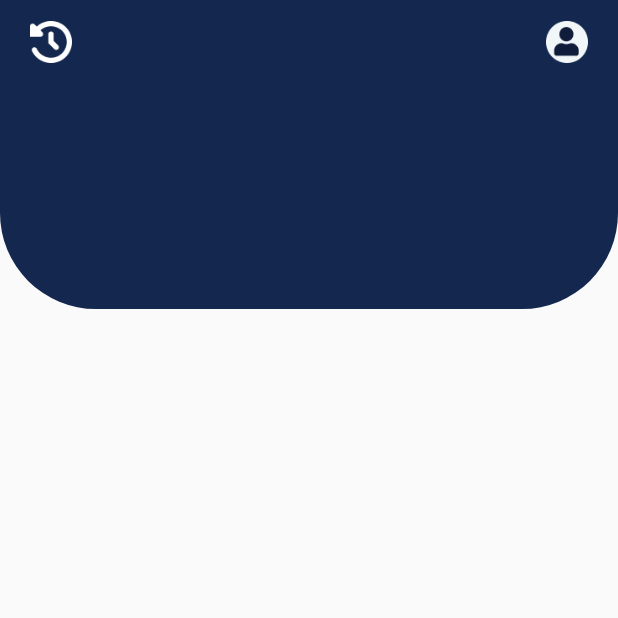
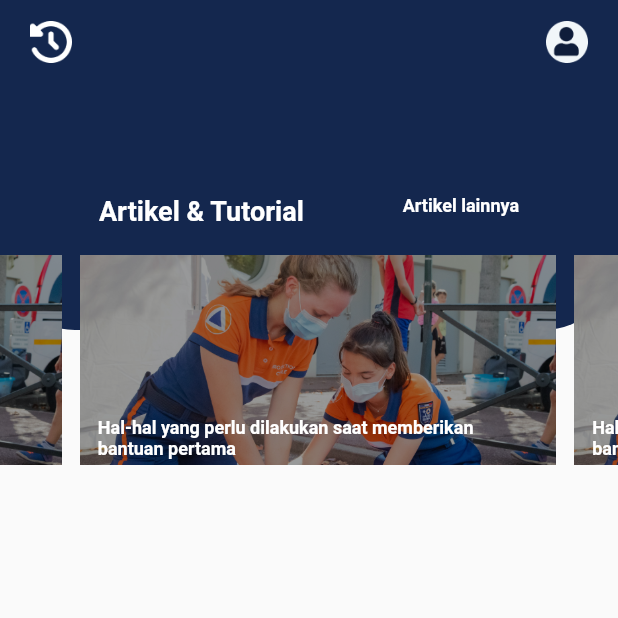
Before and after one commit to bantuone/bantuone, a Flutter app: the screen it shows once a user with an empty profile is signed in, on a phone screen of 412 x 824 dp, the top half of it. Run offline on Flutter 3.47's test engine with Material 2 defaults, Android fonts, the light colour scheme and no system bars; drawn by our look-alikes of carousel_slider; our stand-ins replace firebase_auth, firebase_core, flutter_screenutil, google_sign_in; missing offline and left inert: dart:ffi; accounts and stored records are empty.

Commit message:
article:onGoing

```diff
--- a/lib/core/constants/image_path.dart
+++ b/lib/core/constants/image_path.dart
@@ -11,3 +11,6 @@ const String service = '$_path/icon_service.png';
 const String star = '$_path/icon_star.png';
 const String power = '$_path/icon_power.png';
 const String world = '$_path/icon_world.png';
+const String articleBanner1 = '$_path/article1.png';
+const String articleBanner2 = '$_path/article2.png';
+const String articleBanner3 = '$_path/article3.png';
--- a/lib/core/constants/screenutil_size.dart
+++ b/lib/core/constants/screenutil_size.dart
@@ -1,3 +1,4 @@
 import 'package:flutter/material.dart';
 
 const Size designSize = Size(375, 812);
+const double kDefaultPadding = 20.0;
--- a/lib/core/provider_setup.dart
+++ b/lib/core/provider_setup.dart
@@ -1,11 +1,10 @@
-import 'package:bantuone/features/login/viewmodel/login_viewmodel.dart';
+
 import 'package:bantuone/features/order/viewmodel/order_viewmodel.dart';
-import 'package:bantuone/features/register/viewmodel/register_viewmodel.dart';
+
 import 'package:provider/provider.dart';
 import 'package:provider/single_child_widget.dart';
 
 List<SingleChildWidget> providers = [
-  ChangeNotifierProvider(create: (_) => LoginViewModel()),
-  ChangeNotifierProvider(create: (_) => RegisterViewModel()),
+
   ChangeNotifierProvider(create: (_) => OrderViewModel()),
 ];
--- a/lib/core/route/router.dart
+++ b/lib/core/route/router.dart
@@ -1,7 +1,7 @@
 import 'package:bantuone/features/home/view/home_view.dart';
-import 'package:bantuone/features/login/view/login_view.dart';
+
 import 'package:bantuone/features/order/view/order_view.dart';
-import 'package:bantuone/features/register/view/register_view.dart';
+
 import 'package:bantuone/features/start/view/start_view.dart';
 import 'package:flutter/material.dart';
 import 'package:bantuone/core/route/route_constants.dart';
@@ -12,9 +12,6 @@ class CustomRouter {
       case start:
         return MaterialPageRoute(builder: (_) => const StartView());
       case login:
-        return MaterialPageRoute(builder: (_) => const LoginView());
-      case register:
-        return MaterialPageRoute(builder: (_) => const RegisterView());
       case home:
         return MaterialPageRoute(builder: (_) => const HomeView());
       case order:
--- a/lib/core/widgets/appbar.widget.dart
+++ b/lib/core/widgets/appbar.widget.dart
@@ -7,8 +7,8 @@ class CustomAppBar extends StatelessWidget implements PreferredSizeWidget {
   Widget build(BuildContext context) {
     return Material(
       color: darkBlue,
-      shape: RoundedRectangleBorder(
-          borderRadius: BorderRadius.vertical(bottom: Radius.circular(64))),
+      // shape: RoundedRectangleBorder(
+      //     borderRadius: BorderRadius.vertical(bottom: Radius.circular(64))),
       child: SafeArea(
         child: Column(
           children: [
@@ -66,5 +66,5 @@ class CustomAppBar extends StatelessWidget implements PreferredSizeWidget {
   }
 
   @override
-  Size get preferredSize => Size.fromHeight(kToolbarHeight + 150);
+  Size get preferredSize => Size.fromHeight(kToolbarHeight + 10);
 }
--- a/lib/core/widgets/article.widget.dart
+++ b/lib/core/widgets/article.widget.dart
@@ -0,0 +1,216 @@
+import 'package:bantuone/core/constants/colors.dart';
+import 'package:bantuone/core/constants/image_path.dart';
+import 'package:flutter/cupertino.dart';
+import 'package:flutter/material.dart';
+import 'package:carousel_slider/carousel_slider.dart';
+
+class customArticle extends StatelessWidget {
+  List<String> imagesAsset = [articleBanner1, articleBanner2, articleBanner3];
+
+  CarouselController buttonCarouselController = CarouselController();
+
+  @override
+  Widget build(BuildContext context) {
+    return Scaffold(
+        //backgroundColor: black,
+        body: Column(
+      children: <Widget>[
+        Container(
+          color: darkBlue,
+          height: 170,
+          //margin: EdgeInsets.only(bottom: 20),
+          child: Row(
+            mainAxisAlignment: MainAxisAlignment.spaceEvenly,
+            // mainAxisAlignment: MainAxisAlignment.center,
+            children: <Widget>[
+              Container(
+                margin: EdgeInsets.only(top: 130),
+                child: Column(
+                  children: <Widget>[
+                    Container(
+                      child: Text(
+                        "Artikel & Tutorial",
+                        style: TextStyle(
+                            fontSize: 18,
+                            fontWeight: FontWeight.bold,
+                            color: white),
+                      ),
+                    )
+                  ],
+                ),
+              ),
+              Container(
+                margin: EdgeInsets.only(top: 130),
+                child: Column(
+                  children: <Widget>[
+                    Container(
+                      child: Text(
+                        "Artikel lainnya",
+                        style: TextStyle(
+                            fontSize: 12,
+                            fontWeight: FontWeight.bold,
+                            color: white),
+                      ),
+                    )
+                  ],
+                ),
+              ),
+            ],
+          ),
+        ),
+
+        Stack(
+          children: [
+            Container(
+              height: 50,
+              //color: darkBlue,
+              decoration: BoxDecoration(
+                color: darkBlue,
+                borderRadius: BorderRadius.only(bottomLeft: Radius.circular(64), bottomRight: Radius.circular(64))
+              ),
+            ),
+ Container(
+          //color: darkBlue,
+          // decoration: BoxDecoration(
+          //   borderRadius: BorderRadius.only(bottomLeft: Radius.circular(64),bottomRight: Radius.circular(64))
+          // ),
+          child: Column(
+            // mainAxisAlignment: MainAxisAlignment.center,
+            children: <Widget>[
+              CarouselSlider(
+                options: CarouselOptions(
+                  height: 150.0,
+                  enableInfiniteScroll: true,
+                ),
+                carouselController: buttonCarouselController,
+                items: imagesAsset
+                    .map((item) => Container(
+                        padding: const EdgeInsets.only(left: 12),
+                        child: Stack(
+                          children: [
+                            Image(image: AssetImage(articleBanner1)),
+                            Container(
+                              margin: const EdgeInsets.only(
+                                  top: 108, left: 12, right: 12),
+                              child: Column(
+                                children: [
+                                  Text(
+                                    "Hal-hal yang perlu dilakukan saat memberikan bantuan pertama",
+                                    style: TextStyle(
+                                        fontSize: 12,
+                                        fontWeight: FontWeight.bold,
+                                        color: white),
+                                  ),
+                                ],
+                              ),
+                            )
+                          ],
+                        )))
+                    .toList(),
+              ),
+            ],
+          ),
+        ),
+          ],
+        ),
+
+
+
+        // Container(
+        //   margin: EdgeInsets.symmetric(vertical: 40),
+        //   child: Column(
+        //     children: <Widget>[
+        //       Row(
+        //         children: <Widget>[
+        //           Expanded(
+        //             child: IconButton(
+        //               // color: Colors.transparent,
+        //               // splashColor: Colors.transparent,
+
+        //               onPressed: (){
+        //                 Navigator.push(
+        //                   context,
+        //                   MaterialPageRoute(
+        //                     builder: (BuildContext context)=>Expansiontile()));
+        //               },
+        //               icon: Image(image: AssetImage(articleBanner2)),
+        //             ),
+        //           ),
+        //         ],
+        //       ),
+        //     ],
+        //   ),
+        // )
+      ],
+    ));
+  }
+}
+
+// class Expansiontile extends StatelessWidget {
+//   @override
+//   Widget build(BuildContext context) {
+//     return Scaffold(
+//       backgroundColor: black,
+//       appBar: AppBar(
+//         backgroundColor: white,
+//         centerTitle: true,
+//         title: Text(
+//           'Expansion Tile'
+//         ),
+//       ),
+//       body: Padding(
+//         padding: const EdgeInsets.symmetric(horizontal: 30.0),
+//         child: Column(
+//           children: <Widget>[
+//             SizedBox(height:20.0),
+//             ListTile(
+//               textColor: darkBlue,
+//               title: Text('Polisi'),
+//               subtitle: Text('110'),
+//             ),
+//             ListTile(
+//               textColor: darkBlue,
+//               title: Text('Ambulans'),
+//               subtitle: Text('118 atau 119'),
+//             ),
+//             ListTile(
+//               textColor: darkBlue,
+//               title: Text('Badan Nasional Pencarian dan Pertolongan'),
+//               subtitle: Text('115'),
+//             ),
+//             ListTile(
+//               textColor: darkBlue,
+//               title: Text('Posko Bencana Alam'),
+//               subtitle: Text('129'),
+//             ),
+//             ListTile(
+//               textColor: darkBlue,
+//               title: Text('Perusahaan Listrik Negara (PLN)'),
+//               subtitle: Text('123'),
+//             ),
+//             ListTile(
+//               textColor: darkBlue,
+//               title: Text('Pemadam Kebakaran'),
+//               subtitle: Text('113 atau 1131'),
+//             ),
+//             ListTile(
+//               textColor: darkBlue,
+//               title: Text('Nomor Darurat Telepon Seluler dan Satelit'),
+//               subtitle: Text('112'),
+//             ),
+//             ListTile(
+//               textColor: darkBlue,
+//               title: Text('Pencegahan Bunuh Diri'),
+//               subtitle: Text('(021)7256526, (021)7257826, (021)7221810'),
+//             ),
+//             ListTile(
+//               textColor: darkBlue,
+//               title: Text('Konseling masalah kejiwaan Direktorat Bina Pelayanan Kesehatan Jiwa Kemenkes RI'),
+//               subtitle: Text('500-454'),
+//             ),
+//           ],
+//         ),
+//       ),
+//     );
+//   }
+// }
--- a/lib/features/home/view/home_view.dart
+++ b/lib/features/home/view/home_view.dart
@@ -1,6 +1,7 @@
 import 'package:bantuone/core/constants/colors.dart';
 import 'package:bantuone/core/constants/image_path.dart';
 import 'package:bantuone/core/widgets/appbar.widget.dart';
+import 'package:bantuone/core/widgets/article.widget.dart';
 import 'package:bantuone/core/widgets/drawer.widget.dart';
 import 'package:flutter/material.dart';
 import 'package:firebase_auth/firebase_auth.dart';
@@ -14,14 +15,13 @@ class HomeView extends StatelessWidget {
   @override
   Widget build(BuildContext context) {
     return Scaffold(
+      extendBodyBehindAppBar: true,
+      extendBody: true,
       endDrawer: Drawer(
-        child: CustomDrawer(
-
-        ),
+        child: CustomDrawer(),
       ),
-      appBar: CustomAppBar(
-
-      ),
+      appBar: CustomAppBar(),
+      body: customArticle(),
     );
   }
 }
--- a/lib/features/login/view/login_view.dart
+++ /dev/null
@@ -1,10 +0,0 @@
-import 'package:flutter/material.dart';
-
-class LoginView extends StatelessWidget {
-  const LoginView({Key? key}) : super(key: key);
-
-  @override
-  Widget build(BuildContext context) {
-    return Scaffold();
-  }
-}
--- a/lib/features/login/viewmodel/login_viewmodel.dart
+++ /dev/null
@@ -1,5 +0,0 @@
-import 'package:flutter/material.dart';
-
-class LoginViewModel extends ChangeNotifier {
-
-}
--- a/lib/features/register/view/register_view.dart
+++ /dev/null
@@ -1,10 +0,0 @@
-import 'package:flutter/material.dart';
-
-class RegisterView extends StatelessWidget {
-  const RegisterView({Key? key}) : super(key: key);
-
-  @override
-  Widget build(BuildContext context) {
-    return Scaffold();
-  }
-}
--- a/lib/features/register/viewmodel/register_viewmodel.dart
+++ /dev/null
@@ -1,5 +0,0 @@
-import 'package:flutter/material.dart';
-
-class RegisterViewModel extends ChangeNotifier {
-
-}
--- a/pubspec.yaml
+++ b/pubspec.yaml
@@ -41,6 +41,7 @@ dependencies:
   firebase_auth: ^4.0.2
   google_sign_in: ^5.4.2
   flutter_bloc: ^8.1.1
+  carousel_slider: ^4.1.1
 
 dev_dependencies:
   flutter_test:
```
Also changed, not shown: assets/images/article1.png (added), assets/images/article2.png (added), assets/images/article3.png (added), pubspec.lock.
